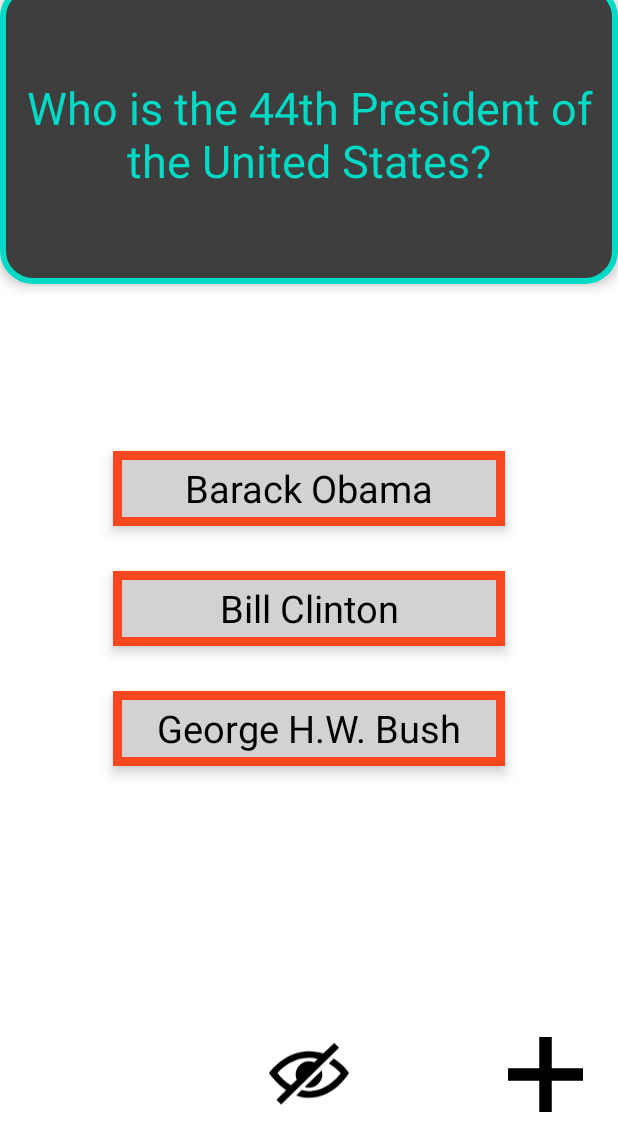
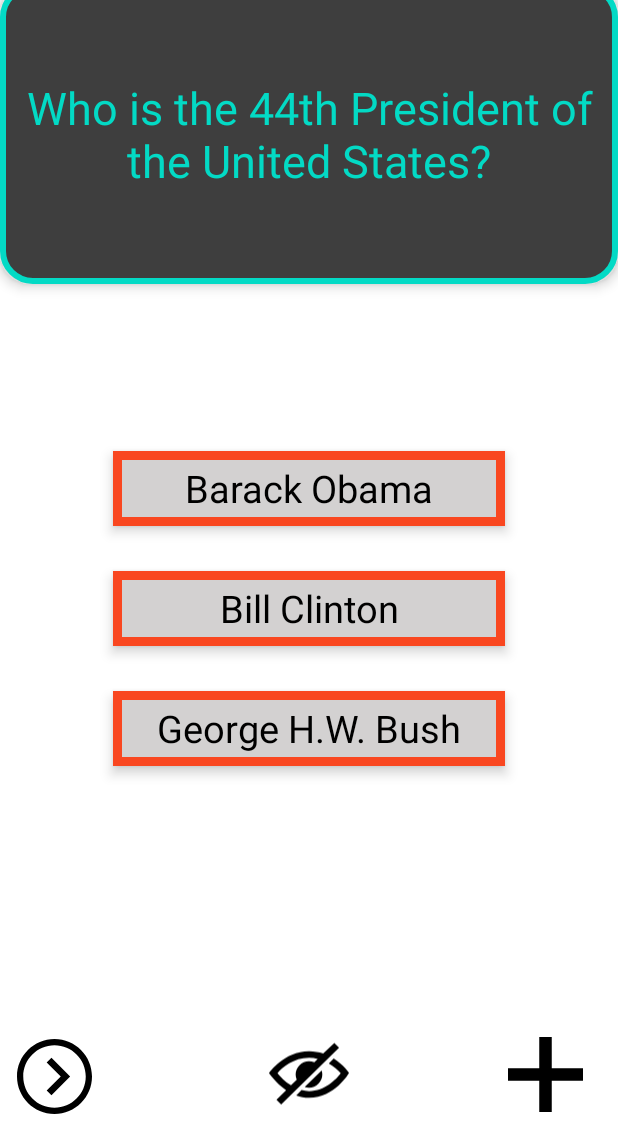
Before and after one commit to ADAS2024/Lab4, an Android app: the screen it shows after launch (MainActivity), on a phone screen of 412 x 824 dp, the part 100-1236 px from its top. Run offline under Robolectric (Android 15) with nearby library versions, the phone set to English and light mode, and no system bars; our stand-ins replace Room's generated code.

Commit message:
Add new cards

```diff
--- a/app/build.gradle
+++ b/app/build.gradle
@@ -36,4 +36,9 @@ dependencies {
     testImplementation 'junit:junit:4.+'
     androidTestImplementation 'androidx.test.ext:junit:1.1.2'
     androidTestImplementation 'androidx.test.espresso:espresso-core:3.3.0'
+
+    def room_version = "2.2.6"
+
+    implementation "androidx.room:room-runtime:$room_version"
+    annotationProcessor "androidx.room:room-compiler:$room_version"
 }
--- /dev/null
+++ b/app/src/main/java/com/example/arnabsflashcardapp/AppDatabase.java
@@ -0,0 +1,10 @@
+package com.example.arnabsflashcardapp;
+
+
+import androidx.room.Database;
+import androidx.room.RoomDatabase;
+
+@Database(entities = {Flashcard.class}, version = 3)
+public abstract class AppDatabase extends RoomDatabase {
+    public abstract FlashcardDao flashcardDao();
+}
--- /dev/null
+++ b/app/src/main/java/com/example/arnabsflashcardapp/FlashcardDao.java
@@ -0,0 +1,27 @@
+package com.example.arnabsflashcardapp;
+
+
+
+import androidx.room.Dao;
+import androidx.room.Delete;
+import androidx.room.Insert;
+import androidx.room.OnConflictStrategy;
+import androidx.room.Query;
+import androidx.room.Update;
+
+import java.util.List;
+
+@Dao
+public interface FlashcardDao {
+    @Query("SELECT * FROM flashcard")
+    List<Flashcard> getAll();
+
+    @Insert
+    void insertAll(Flashcard... flashcards);
+
+    @Delete
+    void delete(Flashcard flashcard);
+
+    @Update(onConflict = OnConflictStrategy.REPLACE)
+    void update(Flashcard flashcard);
+}
--- /dev/null
+++ b/app/src/main/java/com/example/arnabsflashcardapp/FlashcardDatabase.java
@@ -0,0 +1,53 @@
+package com.example.arnabsflashcardapp;
+
+
+import android.content.Context;
+
+import androidx.room.Room;
+
+import java.util.List;
+
+public class FlashcardDatabase {
+    private final AppDatabase db;
+
+    FlashcardDatabase(Context context) {
+        db = Room.databaseBuilder(context.getApplicationContext(),
+                AppDatabase.class, "flashcard-database")
+                .allowMainThreadQueries()
+                .fallbackToDestructiveMigration()
+                .build();
+    }
+
+    public void initFirstCard() {
+        if (db.flashcardDao().getAll().isEmpty()) {
+            insertCard(new Flashcard("Who is the 44th President of the United States", "Barack Obama"));
+        }
+    }
+
+    public List<Flashcard> getAllCards() {
+        return db.flashcardDao().getAll();
+    }
+
+    public void insertCard(Flashcard flashcard) {
+        db.flashcardDao().insertAll(flashcard);
+    }
+
+    public void deleteCard(String flashcardQuestion) {
+        List<Flashcard> allCards = db.flashcardDao().getAll();
+        for (Flashcard f : allCards) {
+            if (f.getQuestion().equals(flashcardQuestion)) {
+                db.flashcardDao().delete(f);
+            }
+        }
+    }
+
+    public void updateCard(Flashcard flashcard) {
+        db.flashcardDao().update(flashcard);
+    }
+
+    public void deleteAll() {
+        for (Flashcard f : db.flashcardDao().getAll()) {
+            db.flashcardDao().delete(f);
+        }
+    }
+}
--- a/app/src/main/java/com/example/arnabsflashcardapp/MainActivity.java
+++ b/app/src/main/java/com/example/arnabsflashcardapp/MainActivity.java
@@ -13,8 +13,15 @@ import android.widget.ImageView;
 import android.widget.TextView;
 import android.widget.ToggleButton;
 
+import com.google.android.material.snackbar.Snackbar;
+
+import java.util.List;
+
 public class MainActivity extends AppCompatActivity {
     boolean isShowingAnswers = true;
+    FlashcardDatabase flashcardDatabase;
+    List<Flashcard> allFlashcards;
+    int currentCardDisplayedIndex = 0;
 
 
     @Override
@@ -30,6 +37,45 @@ public class MainActivity extends AppCompatActivity {
         TextView flashcardanswer3 = findViewById(R.id.flashcard_answer3);
         ImageView eyebutton =  (findViewById(R.id.toggle_choices_visibility));
         ImageView plusbutton = (findViewById(R.id.newcard));
+        ImageView nextbutton = (findViewById(R.id.nextbutton));
+
+
+        nextbutton.setOnClickListener(new View.OnClickListener() {
+            @Override
+            public void onClick(View v) {
+                // don't try to go to next card if you have no cards to begin with
+                if (allFlashcards.size() == 0)
+                    return;
+                // advance our pointer index so we can show the next card
+                currentCardDisplayedIndex++;
+
+                // make sure we don't get an IndexOutOfBoundsError if we are viewing the last indexed card in our list
+                if(currentCardDisplayedIndex >= allFlashcards.size()) {
+
+                    Snackbar.make(flashcardquestion,
+                            "You've reached the end of the cards, going back to start.",
+                            Snackbar.LENGTH_SHORT)
+                            .show();
+                    currentCardDisplayedIndex = 0;
+                }
+
+                // set the question and answer TextViews with data from the database
+                allFlashcards = flashcardDatabase.getAllCards();
+                Flashcard flashcard = allFlashcards.get(currentCardDisplayedIndex);
+
+                ((TextView) findViewById(R.id.flashcard_answer)).setText(flashcard.getAnswer());
+                ((TextView) findViewById(R.id.flashcard_question)).setText(flashcard.getQuestion());
+            }
+        });
+
+        flashcardDatabase = new FlashcardDatabase(this);
+        allFlashcards = flashcardDatabase.getAllCards();
+
+        if (allFlashcards != null && allFlashcards.size() > 0) {
+            ((TextView) findViewById(R.id.flashcard_question)).setText(allFlashcards.get(0).getQuestion());
+            ((TextView) findViewById(R.id.flashcard_answer)).setText(allFlashcards.get(0).getAnswer());
+        }
+
 
 
 
@@ -122,6 +168,9 @@ public class MainActivity extends AppCompatActivity {
             flashcardquestion.setText(question);
             TextView flashcardanswer = findViewById(R.id.flashcard_answer);
             flashcardanswer.setText(answer);
+
+            flashcardDatabase.insertCard(new Flashcard(question, answer));
+            allFlashcards = flashcardDatabase.getAllCards();
         }
     }
 }
--- /dev/null
+++ b/app/src/main/res/drawable/nextbutton.xml
@@ -0,0 +1,9 @@
+<vector xmlns:android="http://schemas.android.com/apk/res/android"
+    android:width="24dp"
+    android:height="24dp"
+    android:viewportWidth="24"
+    android:viewportHeight="24">
+  <path
+      android:fillColor="#FF000000"
+      android:pathData="M12,2c5.514,0 10,4.486 10,10s-4.486,10 -10,10 -10,-4.486 -10,-10 4.486,-10 10,-10zM12,0c-6.627,0 -12,5.373 -12,12s5.373,12 12,12 12,-5.373 12,-12 -5.373,-12 -12,-12zM14,12l-4.5,4.5 1.527,1.5 5.973,-6 -5.973,-6 -1.527,1.5 4.5,4.5z"/>
+</vector>
--- a/app/src/main/res/layout/activity_main.xml
+++ b/app/src/main/res/layout/activity_main.xml
@@ -91,6 +91,15 @@
         android:layout_marginBottom="0dp"
         android:src="@drawable/plusbutton" />
 
+    <ImageView
+        android:id="@+id/nextbutton"
+        android:layout_width="50dp"
+        android:layout_height="82dp"
+        android:layout_alignParentBottom="true"
+        android:layout_marginEnd="23dp"
+        android:layout_marginStart="11dp"
+        android:layout_marginBottom="-1dp"
+        android:src="@drawable/nextbutton" />
 
 
 </RelativeLayout>
```
Also changed, not shown: app/src/main/java/com/example/arnabsflashcardapp/Flashcard.java (added, +97 -0 lines).
